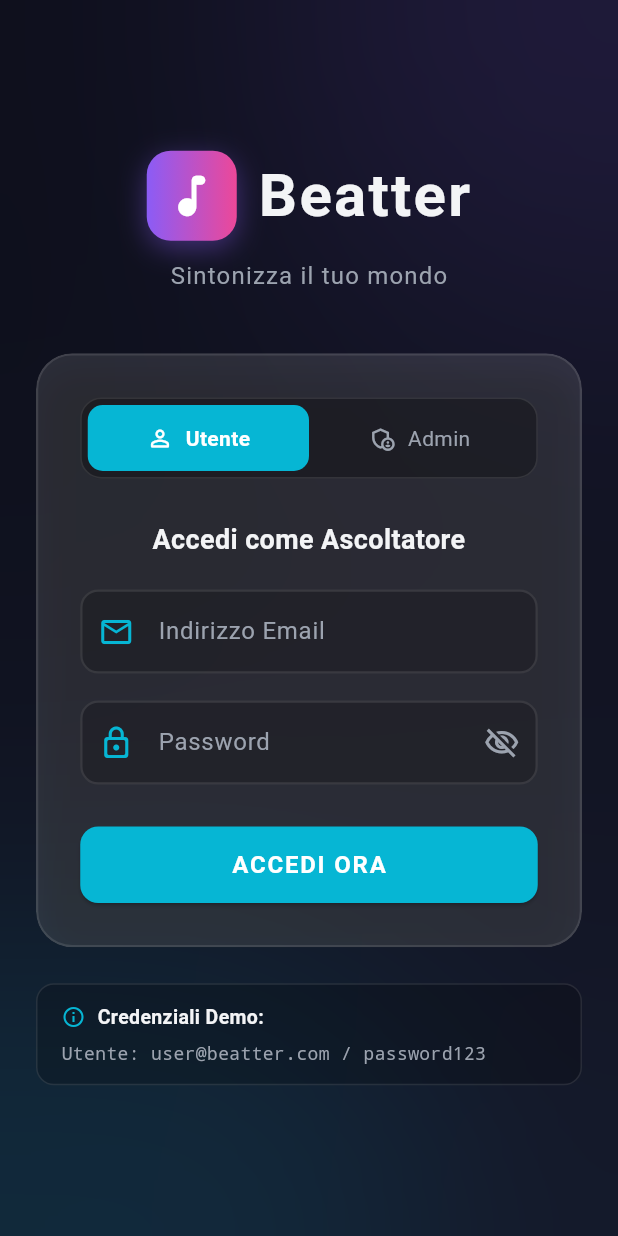
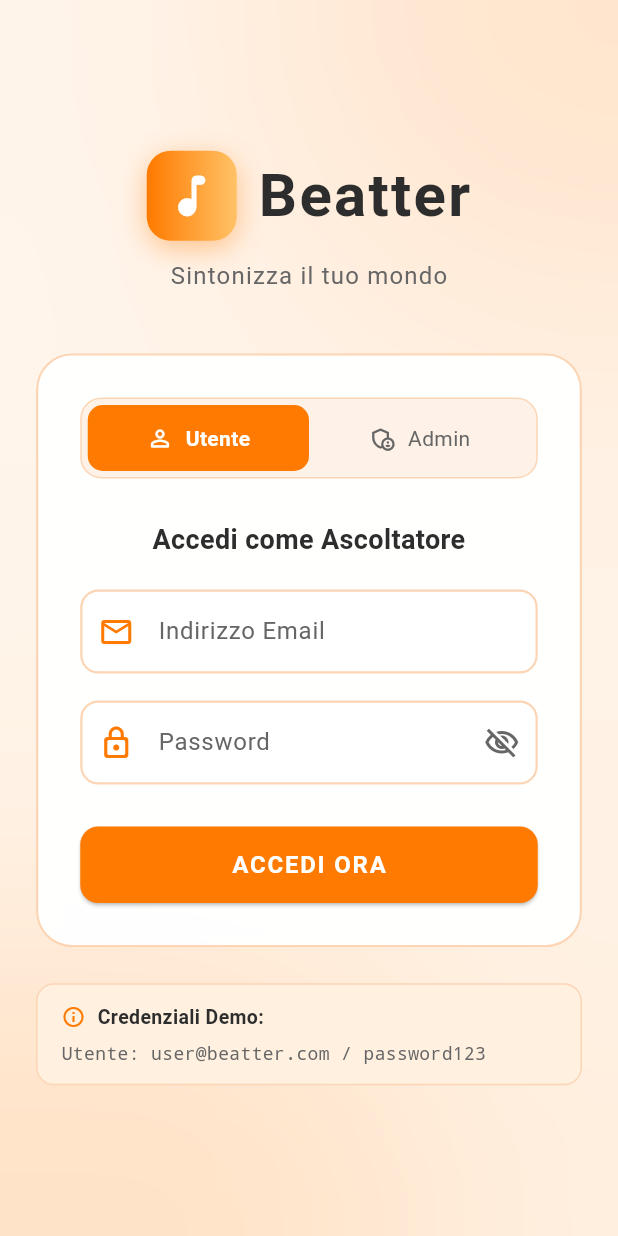
Before and after one commit to Nectares/Beatter, a Flutter app: the screen it shows after launch, on a phone screen of 412 x 824 dp. Run offline on Flutter 3.47's test engine with Material 3 defaults, Android fonts, the phone set to English and light mode, and no system bars; our stand-ins replace audioplayers.

Commit message:
refactor: update UI components and themes to align with light mode color palette

```diff
--- a/lib/features/admin/presentation/pages/admin_dashboard.dart
+++ b/lib/features/admin/presentation/pages/admin_dashboard.dart
@@ -133,7 +133,7 @@ class _AdminDashboardState extends State<AdminDashboard> {
                         padding: const EdgeInsets.all(16),
                         decoration: BoxDecoration(
                           gradient: const LinearGradient(
-                            colors: [Color(0xFF8B5CF6), Color(0xFFD946EF)],
+                            colors: [AppTheme.primaryPurple, AppTheme.accentPink],
                           ),
                           borderRadius: BorderRadius.circular(16),
                         ),
@@ -217,7 +217,7 @@ class _AdminDashboardState extends State<AdminDashboard> {
                                     children: [
                                       Text(
                                         pat.name,
-                                        style: const TextStyle(fontWeight: FontWeight.bold, fontSize: 13, color: Colors.white),
+                                        style: const TextStyle(fontWeight: FontWeight.bold, fontSize: 13, color: AppTheme.textPrimary),
                                       ),
                                       Text(
                                         '${pat.bpm} BPM | $activeStepCount step attivi',
--- a/lib/features/auth/presentation/pages/login_page.dart
+++ b/lib/features/auth/presentation/pages/login_page.dart
@@ -219,7 +219,7 @@ class _LoginPageState extends State<LoginPage> with SingleTickerProviderStateMix
                                     // Custom Tab Switcher (Segmented Selector)
                                     Container(
                                       decoration: BoxDecoration(
-                                        color: Colors.black.withOpacity(0.3),
+                                        color: const Color(0xFFFCD5B5).withOpacity(0.3),
                                         borderRadius: BorderRadius.circular(14),
                                         border: Border.all(color: AppTheme.cardBorder),
                                       ),
@@ -263,7 +263,7 @@ class _LoginPageState extends State<LoginPage> with SingleTickerProviderStateMix
                                     TextFormField(
                                       controller: _emailController,
                                       keyboardType: TextInputType.emailAddress,
-                                      style: const TextStyle(color: Colors.white),
+                                      style: const TextStyle(color: AppTheme.textPrimary),
                                       decoration: InputDecoration(
                                         labelText: 'Indirizzo Email',
                                         prefixIcon: Icon(
@@ -289,7 +289,7 @@ class _LoginPageState extends State<LoginPage> with SingleTickerProviderStateMix
                                     TextFormField(
                                       controller: _passwordController,
                                       obscureText: _obscurePassword,
-                                      style: const TextStyle(color: Colors.white),
+                                      style: const TextStyle(color: AppTheme.textPrimary),
                                       decoration: InputDecoration(
                                         labelText: 'Password',
                                         prefixIcon: Icon(
@@ -374,7 +374,7 @@ class _LoginPageState extends State<LoginPage> with SingleTickerProviderStateMix
                         Container(
                           padding: const EdgeInsets.symmetric(horizontal: 16, vertical: 12),
                           decoration: BoxDecoration(
-                            color: Colors.black.withOpacity(0.2),
+                            color: const Color(0xFFFFF0E0),
                             borderRadius: BorderRadius.circular(12),
                             border: Border.all(color: AppTheme.cardBorder),
                           ),
--- a/lib/theme/app_theme.dart
+++ b/lib/theme/app_theme.dart
@@ -1,19 +1,19 @@
 import 'package:flutter/material.dart';
 
 class AppTheme {
-  // Brand Colors
-  static const Color backgroundStart = Color(0xFF0B0D17);
-  static const Color backgroundEnd = Color(0xFF16192B);
+  // Brand Colors inspired by the logo
+  static const Color backgroundStart = Color(0xFFFFF8F1); // #FFF8F1
+  static const Color backgroundEnd = Color(0xFFFFF0E0); // Warm peachy orange gradient end
 
-  static const Color primaryPurple = Color(0xFF8B5CF6);
-  static const Color secondaryCyan = Color(0xFF06B6D4);
-  static const Color accentPink = Color(0xFFEC4899);
+  static const Color primaryPurple = Color(0xFFFF7A00); // Beatter Orange (#FF7A00)
+  static const Color secondaryCyan = Color(0xFFFF7A00); // Beatter Orange (#FF7A00)
+  static const Color accentPink = Color(0xFFFFC266); // Accent (#FFC266)
 
-  static const Color cardBackground = Color(0x1Fffffff); // White with ~12% opacity for glassmorphism
-  static const Color cardBorder = Color(0x1Affffff); // White with ~10% opacity
-  static const Color textPrimary = Color(0xFFF3F4F6);
-  static const Color textSecondary = Color(0xFF9CA3AF);
-  static const Color textMuted = Color(0xFF6B7280);
+  static const Color cardBackground = Color(0xFAFFFFFF); // Pure white with high opacity for clean light cards
+  static const Color cardBorder = Color(0xFFFCD5B5); // Soft orange-tinted border for cards
+  static const Color textPrimary = Color(0xFF2D2D2D); // Text Primary (#2D2D2D)
+  static const Color textSecondary = Color(0xFF666666); // Text Secondary (#666666)
+  static const Color textMuted = Color(0xFF999999); // Text Muted (#999999)
 
   // Background Gradient Decoration
   static BoxDecoration get backgroundGradient => const BoxDecoration(
@@ -24,49 +24,104 @@ class AppTheme {
         ),
       );
 
-  // Glassmorphic Card Decoration
+  // Glassmorphic Card Decoration adapted for light theme
   static BoxDecoration glassCardDecoration({double borderRadius = 16.0}) => BoxDecoration(
         color: cardBackground,
         borderRadius: BorderRadius.circular(borderRadius),
         border: Border.all(color: cardBorder, width: 1.5),
         boxShadow: [
           BoxShadow(
-            color: Colors.black.withOpacity(0.3),
-            blurRadius: 20,
-            offset: const Offset(0, 10),
+            color: const Color(0xFFFF7A00).withOpacity(0.06), // Very soft warm orange shadow
+            blurRadius: 16,
+            offset: const Offset(0, 8),
           ),
         ],
       );
 
-  // Theme Data definition
+  // Theme Data definition (configured as light theme, aliased to darkTheme for backwards compatibility)
   static ThemeData get darkTheme {
-    return ThemeData.dark().copyWith(
-      scaffoldBackgroundColor: Colors.transparent, // Let gradient show through
+    return ThemeData.light().copyWith(
+      scaffoldBackgroundColor: backgroundStart,
       primaryColor: primaryPurple,
-      colorScheme: const ColorScheme.dark(
+      colorScheme: const ColorScheme.light(
         primary: primaryPurple,
-        secondary: secondaryCyan,
-        surface: Color(0xFF1E293B),
+        primaryContainer: Color(0xFFFFA347),
+        secondary: accentPink,
+        surface: Colors.white,
+        background: backgroundStart,
         error: Color(0xFFEF4444),
+        onPrimary: Colors.white,
+        onSecondary: textPrimary,
+        onSurface: textPrimary,
+        onBackground: textPrimary,
       ),
       textSelectionTheme: const TextSelectionThemeData(
-        cursorColor: secondaryCyan,
-        selectionColor: Color(0x3306B6D4),
-        selectionHandleColor: secondaryCyan,
+        cursorColor: primaryPurple,
+        selectionColor: Color(0x33FF7A00),
+        selectionHandleColor: primaryPurple,
       ),
+      // Slider Theme Configuration
+      sliderTheme: SliderThemeData(
+        activeTrackColor: primaryPurple,
+        inactiveTrackColor: const Color(0xFFFFEAD6),
+        thumbColor: primaryPurple,
+        overlayColor: primaryPurple.withOpacity(0.12),
+        valueIndicatorColor: primaryPurple,
+        valueIndicatorTextStyle: const TextStyle(color: Colors.white),
+      ),
+      // Progress Indicator Theme Configuration
+      progressIndicatorTheme: const ProgressIndicatorThemeData(
+        color: primaryPurple,
+        linearTrackColor: Color(0xFFFFEAD6),
+      ),
+      // AppBar Theme Configuration
+      appBarTheme: const AppBarTheme(
+        backgroundColor: Colors.transparent,
+        elevation: 0,
+        iconTheme: IconThemeData(color: textPrimary),
+        titleTextStyle: TextStyle(
+          color: textPrimary,
+          fontSize: 20,
+          fontWeight: FontWeight.bold,
+        ),
+      ),
+      // Bottom Navigation Bar Theme Configuration
+      bottomNavigationBarTheme: const BottomNavigationBarThemeData(
+        backgroundColor: Colors.white,
+        selectedItemColor: primaryPurple,
+        unselectedItemColor: textSecondary,
+      ),
+      // Navigation Bar Theme Configuration
+      navigationBarTheme: NavigationBarThemeData(
+        backgroundColor: Colors.white,
+        indicatorColor: const Color(0xFFFFEAD6),
+        iconTheme: MaterialStateProperty.resolveWith((states) {
+          if (states.contains(MaterialState.selected)) {
+            return const IconThemeData(color: primaryPurple);
+          }
+          return const IconThemeData(color: textSecondary);
+        }),
+        labelTextStyle: MaterialStateProperty.resolveWith((states) {
+          if (states.contains(MaterialState.selected)) {
+            return const TextStyle(color: primaryPurple, fontWeight: FontWeight.bold);
+          }
+          return const TextStyle(color: textSecondary);
+        }),
+      ),
+      // Input Decoration Theme Configuration
       inputDecorationTheme: InputDecorationTheme(
         filled: true,
-        fillColor: Colors.black.withOpacity(0.2),
+        fillColor: Colors.white,
         contentPadding: const EdgeInsets.symmetric(horizontal: 20, vertical: 16),
         labelStyle: const TextStyle(color: textSecondary),
         hintStyle: const TextStyle(color: textMuted),
         enabledBorder: OutlineInputBorder(
           borderRadius: BorderRadius.circular(12),
-          borderSide: BorderSide(color: cardBorder, width: 1.5),
+          borderSide: const BorderSide(color: cardBorder, width: 1.5),
         ),
         focusedBorder: OutlineInputBorder(
           borderRadius: BorderRadius.circular(12),
-          borderSide: const BorderSide(color: secondaryCyan, width: 2),
+          borderSide: const BorderSide(color: primaryPurple, width: 2),
         ),
         errorBorder: OutlineInputBorder(
           borderRadius: BorderRadius.circular(12),
@@ -77,6 +132,7 @@ class AppTheme {
           borderSide: const BorderSide(color: Color(0xFFEF4444), width: 2),
         ),
       ),
+      // Elevated Button Theme Configuration
       elevatedButtonTheme: ElevatedButtonThemeData(
         style: ElevatedButton.styleFrom(
           backgroundColor: primaryPurple,
@@ -92,6 +148,21 @@ class AppTheme {
           ),
         ),
       ),
+      // Filled Button Theme Configuration
+      filledButtonTheme: FilledButtonThemeData(
+        style: FilledButton.styleFrom(
+          backgroundColor: primaryPurple,
+          foregroundColor: Colors.white,
+          padding: const EdgeInsets.symmetric(vertical: 16),
+          shape: RoundedRectangleBorder(
+            borderRadius: BorderRadius.circular(12),
+          ),
+          textStyle: const TextStyle(
+            fontSize: 16,
+            fontWeight: FontWeight.bold,
+          ),
+        ),
+      ),
     );
   }
 }
```
Also changed, not shown: lib/features/admin/presentation/pages/rhythm_creator_page.dart (+5 -5 lines), lib/features/music/presentation/pages/rhythm_generator_page.dart (+17 -17 lines).
